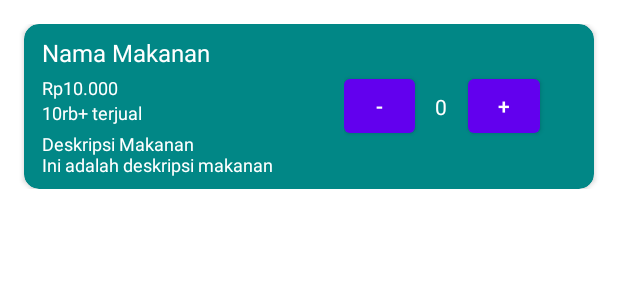
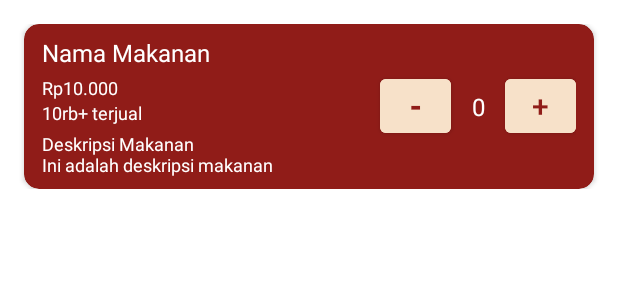
Before and after one commit to malikrafsan/Native-Android-App-Resto-Menu, an Android app: the layout list_makanan.xml on its own in the app's theme, with its tools: preview values and no code run, on a phone screen of 412 x 824 dp. Shown: the top 300 px of the screen. Run offline under Robolectric (Android 15) with nearby library versions, the phone set to English and light mode, and no system bars.

Commit message:
feat: beautify card menu and card cart

```diff
--- a/app/src/main/res/layout/fragment_daftar_menu.xml
+++ b/app/src/main/res/layout/fragment_daftar_menu.xml
@@ -72,12 +72,13 @@
                     >
                     <Button
                         android:id="@+id/minusQtyButton"
-                        android:layout_width="40dp"
+                        android:layout_width="50dp"
                         android:layout_height="wrap_content"
                         android:layout_weight="1"
                         android:textSize="20dp"
                         android:padding="0dp"
                         android:text="-"
+                        android:textStyle="bold"
                         android:textColor="@color/secondary"
                         android:backgroundTint="@color/primary" />
                     <TextView
@@ -92,11 +93,12 @@
 
                     <Button
                         android:id="@+id/plusQtyButton"
-                        android:layout_width="40dp"
+                        android:layout_width="50dp"
                         android:textSize="20dp"
                         android:layout_height="wrap_content"
                         android:layout_weight="1"
                         android:text="+"
+                        android:textStyle="bold"
                         android:textColor="@color/secondary"
                         android:backgroundTint="@color/primary"/>
 
--- a/app/src/main/res/layout/list_makanan.xml
+++ b/app/src/main/res/layout/list_makanan.xml
@@ -9,7 +9,7 @@
         android:layout_width="match_parent"
         android:layout_height="wrap_content"
         android:layout_marginHorizontal="16dp"
-        app:cardBackgroundColor="@color/teal_700"
+        app:cardBackgroundColor="@color/secondary"
         app:cardCornerRadius="10dp"
         app:layout_constraintEnd_toEndOf="parent"
         app:layout_constraintStart_toStartOf="parent"
@@ -71,7 +71,7 @@
                 android:layout_marginVertical="8dp"
                 android:layout_marginEnd="12dp"
                 android:layout_weight="1"
-                android:gravity="center_vertical"
+                android:gravity="end|center_vertical"
                 android:orientation="horizontal"
                 android:weightSum="3">
 
@@ -80,7 +80,11 @@
                     android:layout_width="0dp"
                     android:layout_height="wrap_content"
                     android:layout_weight="1"
-                    android:text="@string/minus_sign" />
+                    android:text="@string/minus_sign"
+                    android:textSize="20dp"
+                    android:textStyle="bold"
+                    android:backgroundTint="@color/primary"
+                    android:textColor="@color/secondary"/>
 
                 <TextView
                     android:id="@+id/totalPesanMakanan"
@@ -88,6 +92,7 @@
                     android:layout_height="wrap_content"
                     android:layout_marginHorizontal="2dp"
                     android:layout_weight="0.5"
+                    android:textSize="16dp"
                     android:gravity="center_horizontal"
                     android:text="@string/placeholder_total_pesanan"
                     android:textColor="@color/white" />
@@ -97,7 +102,10 @@
                     android:layout_width="0dp"
                     android:layout_height="wrap_content"
                     android:layout_weight="1"
-                    android:text="@string/plus_sign" />
+                    android:text="@string/plus_sign"
+                    android:textSize="20dp"
+                    android:backgroundTint="@color/primary"
+                    android:textColor="@color/secondary"/>
 
             </LinearLayout>
 
```
